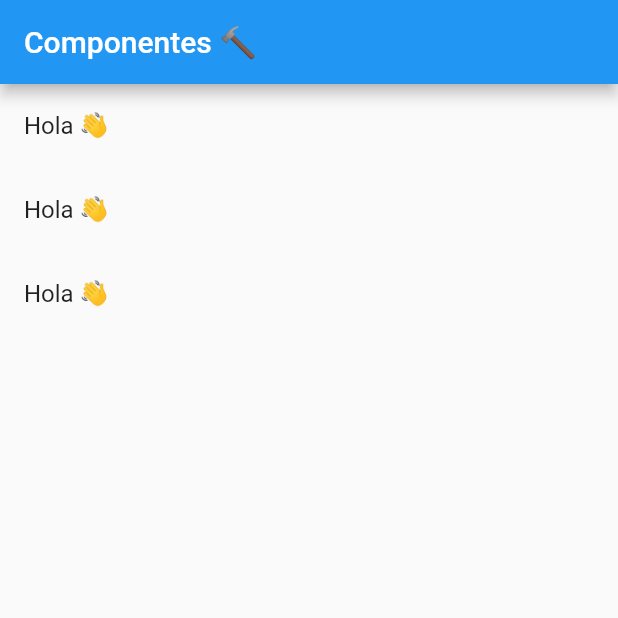
After one commit to JHORJE18/Flutter_Componentes, a Flutter app: the screen it shows after launch, on a phone screen of 412 x 824 dp, the top half of it. The commit adds this screen. Run offline on Flutter 3.47's test engine with Material 2 defaults, Android fonts, the phone set to English and light mode, and no system bars.

Commit message:
List HomePage

```diff
--- a/lib/main.dart
+++ b/lib/main.dart
@@ -1,5 +1,7 @@
+import 'package:flutter/material.dart';
+
+import 'package:componentes/src/pages/home_page.dart';
 import 'package:componentes/src/pages/home_temp.dart';
-import 'package:flutter/material.dart';
 
 void main() => runApp(MyApp());
 
@@ -8,7 +10,7 @@ class MyApp extends StatelessWidget {
   Widget build(BuildContext context) {
     return MaterialApp(
       title: 'Componentes App',
-      home: HomePageTemp(),
+      home: HomePage(),
     );
   }
 }
--- /dev/null
+++ b/lib/src/pages/home_page.dart
@@ -0,0 +1,33 @@
+import 'package:flutter/material.dart';
+
+class HomePage extends StatelessWidget {
+  @override
+  Widget build(BuildContext context) {
+    return Scaffold(
+      appBar: AppBar(
+        title: Text('Componentes 🔨'),
+      ),
+      body: _lista(),
+    );
+  }
+
+  Widget _lista() {
+    return ListView(
+      children: _listaItems(),
+    );
+  }
+
+  List<Widget> _listaItems() {
+    return [
+      ListTile(
+        title: Text('Hola 👋'),
+      ),
+      ListTile(
+        title: Text('Hola 👋'),
+      ),
+      ListTile(
+        title: Text('Hola 👋'),
+      )
+    ];
+  }
+}
```
